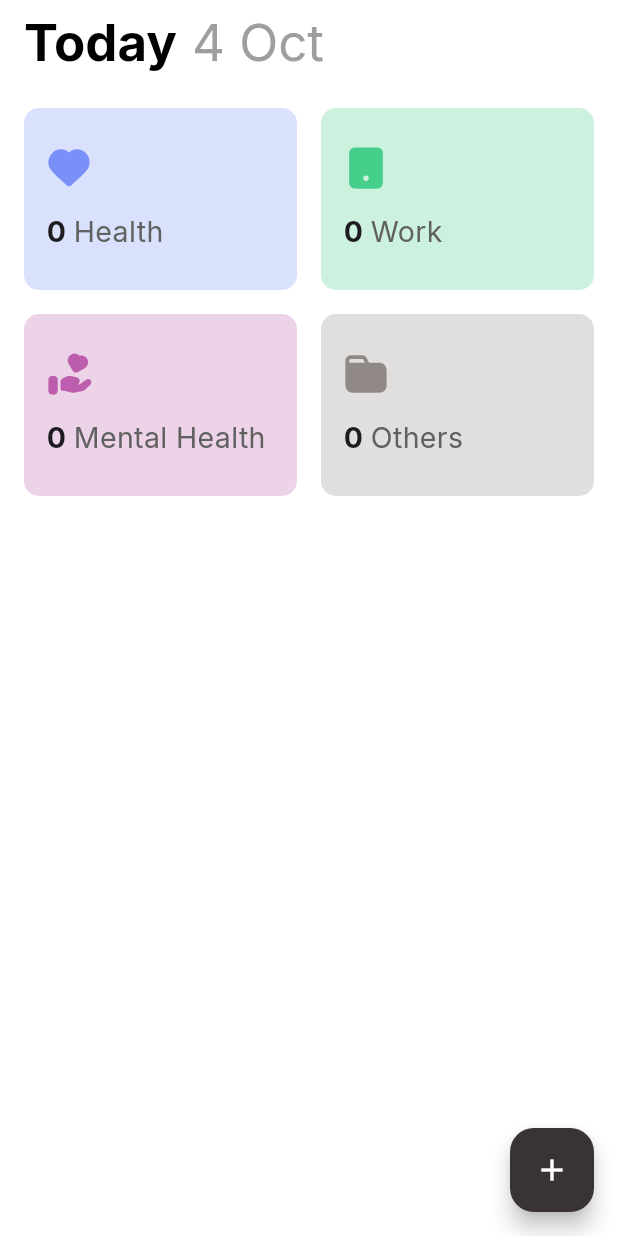
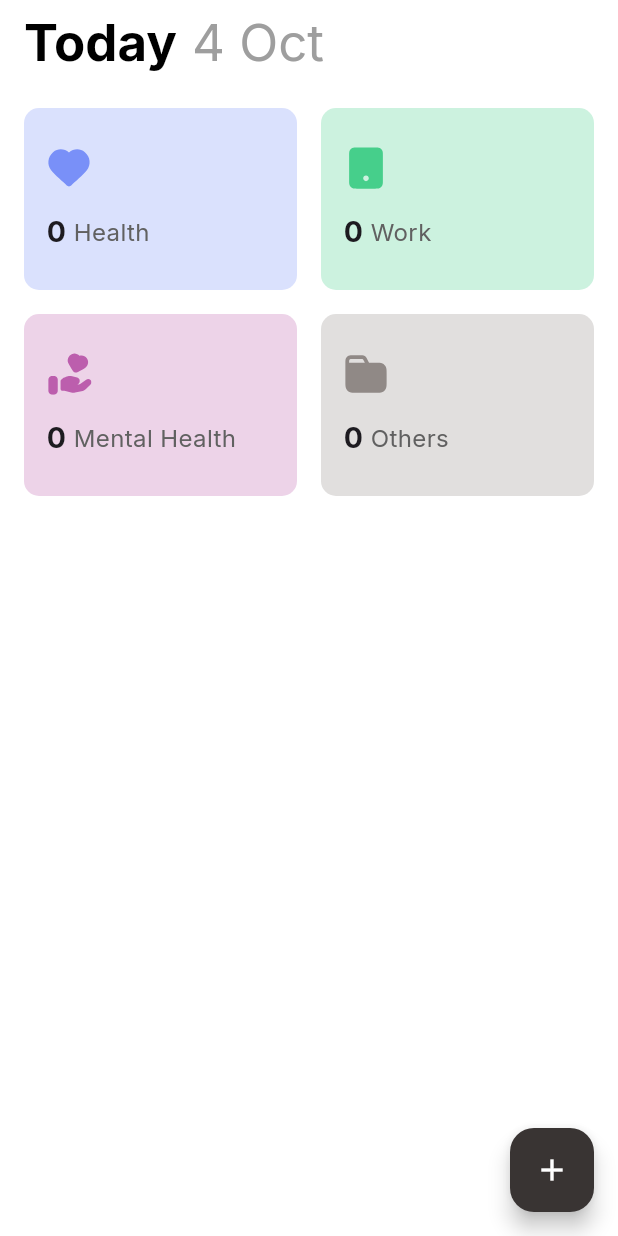
Before and after one commit to YxngDjin/Todo_App, a Flutter app: the screen it shows after launch, on a phone screen of 412 x 824 dp. Run offline on Flutter 3.47's test engine with Material 3 defaults, Android fonts, the phone set to English and light mode, and no system bars; our stand-ins replace flutter_svg, google_fonts, sqflite; accounts and stored records are empty.

Commit message:
Change Text Size

```diff
--- a/lib/components/homecard.dart
+++ b/lib/components/homecard.dart
@@ -33,7 +33,8 @@ class Homecard extends StatelessWidget {
             children: [
               SvgPicture.asset(iconpath, width: 30, height: 30),
               Row(
-                crossAxisAlignment: CrossAxisAlignment.start,
+                crossAxisAlignment: CrossAxisAlignment.center,
+                mainAxisAlignment: MainAxisAlignment.center,
                 children: [
                   Text(
                     number.toString(),
@@ -42,7 +43,7 @@ class Homecard extends StatelessWidget {
                   SizedBox(width: 5),
                   Text(
                     text,
-                    style: TextStyle(fontSize: 19, color: Colors.grey.shade700),
+                    style: TextStyle(fontSize: 16, color: Colors.grey.shade700),
                   ),
                 ],
               ),
```
